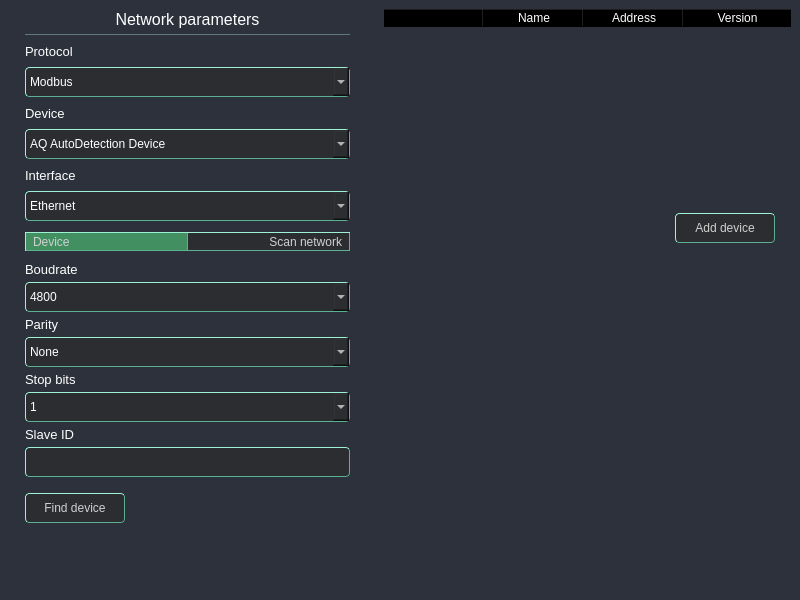
Old version of the form UI/forms/AqAddDeviceWindow.ui in the repository romangolovkou/AQteck_toolMAX.
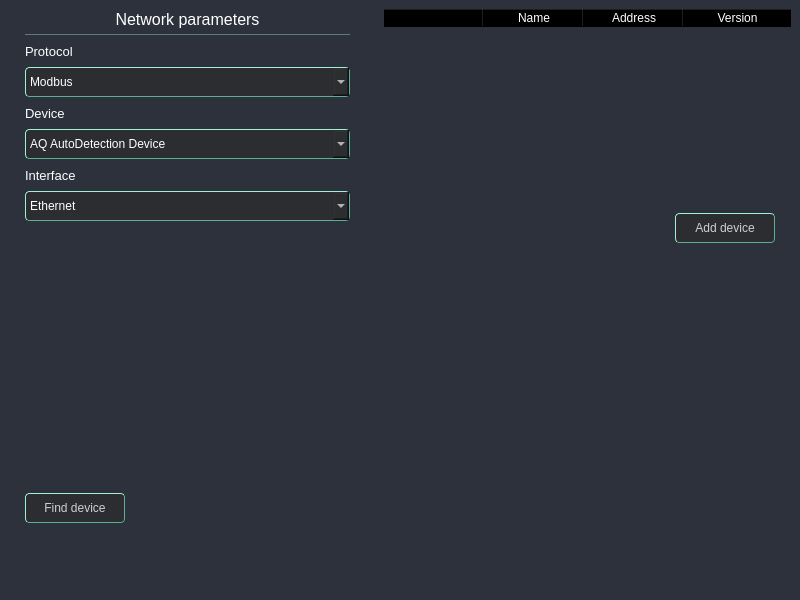
New version of the form. The open tabs and pages were chosen to show the change. Icons and pictures are not drawn. Custom widgets are drawn as their Qt base class.

Commit message: Додана пуста сторінка у стекед віджеті для "офлайн"

```diff
--- a/UI/forms/AqAddDeviceWindow.ui
+++ b/UI/forms/AqAddDeviceWindow.ui
@@ -552,7 +552,7 @@
                <string notr="true"/>
               </property>
               <property name="currentIndex">
-               <number>0</number>
+               <number>1</number>
               </property>
               <widget class="QWidget" name="page_com">
                <property name="sizePolicy">
@@ -1452,6 +1452,26 @@
                 </item>
                </layout>
               </widget>
+              <widget class="QWidget" name="page_offline">
+               <layout class="QVBoxLayout" name="verticalLayout_18">
+                <item>
+                 <widget class="QFrame" name="frame">
+                  <property name="sizePolicy">
+                   <sizepolicy hsizetype="Minimum" vsizetype="Minimum">
+                    <horstretch>0</horstretch>
+                    <verstretch>0</verstretch>
+                   </sizepolicy>
+                  </property>
+                  <property name="frameShape">
+                   <enum>QFrame::StyledPanel</enum>
+                  </property>
+                  <property name="frameShadow">
+                   <enum>QFrame::Raised</enum>
+                  </property>
+                 </widget>
+                </item>
+               </layout>
+              </widget>
               <widget class="QWidget" name="page_ip">
                <property name="sizePolicy">
                 <sizepolicy hsizetype="Preferred" vsizetype="MinimumExpanding">
```
Left out of the diff: 2 changed lines with no effect on the pictures.
